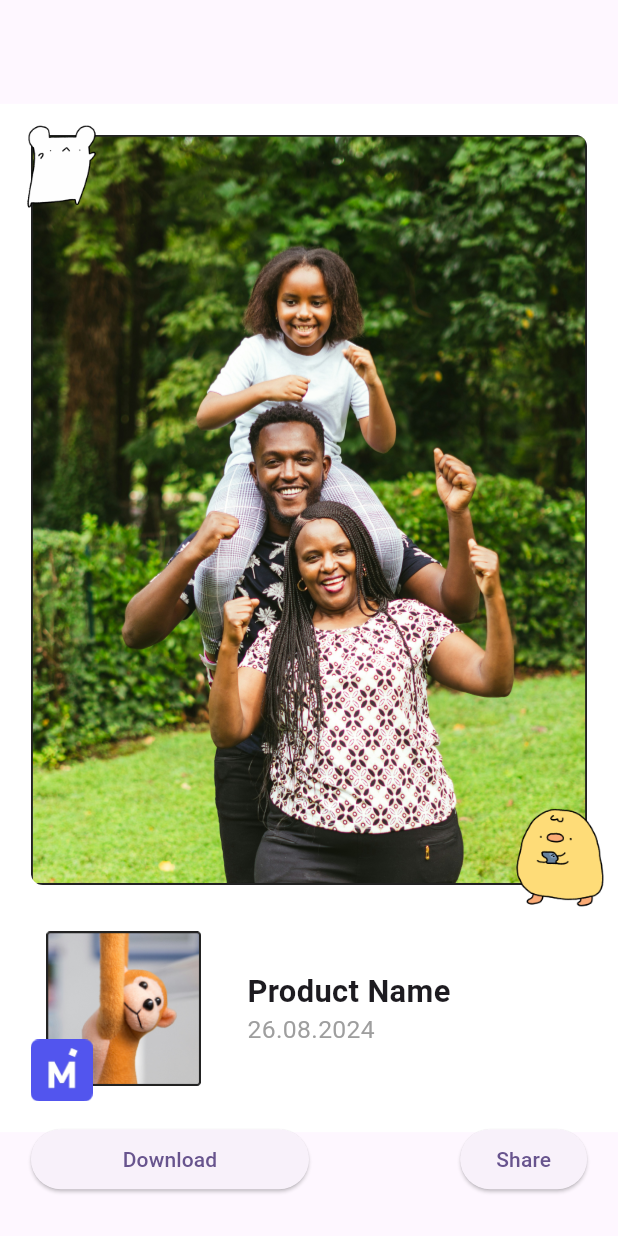
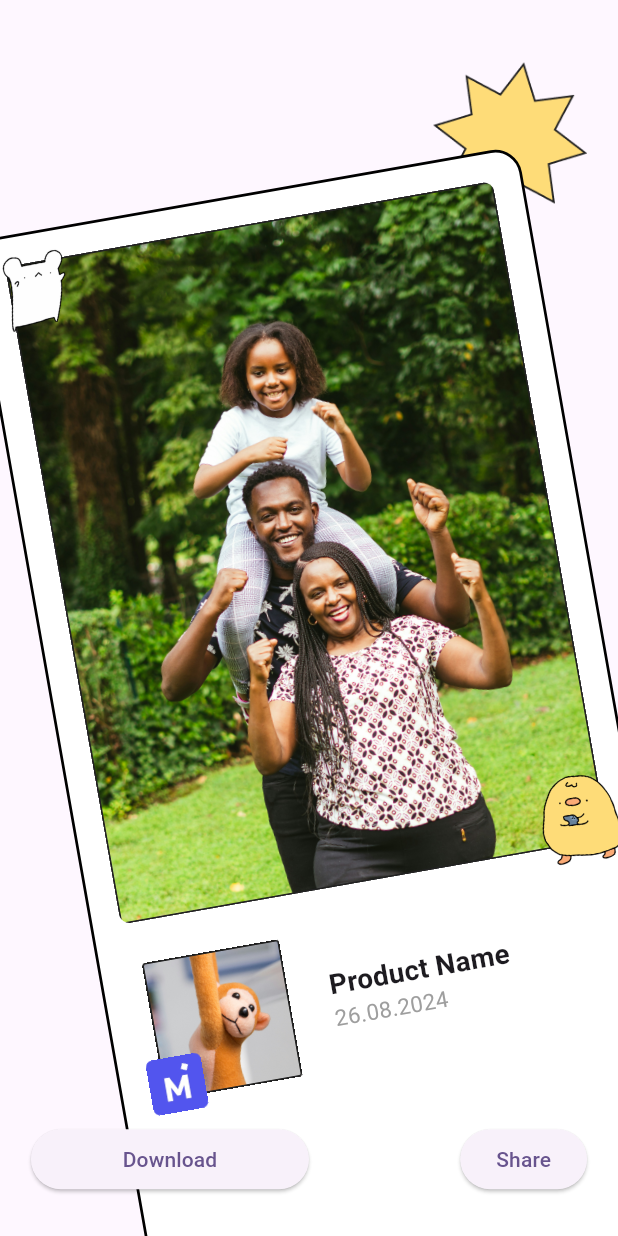
Before and after one commit to ayumiohno/flutter, a Flutter app: the SecondPage screen opened directly, on a phone screen of 412 x 824 dp. Run offline on Flutter 3.47's test engine with Material 3 defaults, Android fonts, the phone set to English and light mode, and no system bars; our stand-ins replace firebase_core, screenshot, share_plus; accounts and stored records are empty.

Commit message:
Add background

```diff
--- /dev/null
+++ b/lib/background.dart
@@ -0,0 +1,43 @@
+import 'package:flutter/material.dart';
+
+class Background extends StatelessWidget {
+  @override
+  final Widget frame;
+  Background(this.frame);
+
+  Widget build(BuildContext context) {
+    return LayoutBuilder(builder: (context, constraints) {
+      return Container(
+        child: Stack(
+          children: [
+            Positioned(
+                top: constraints.maxHeight * 0.05,
+                right: constraints.maxWidth * 0.05,
+                child: Image.asset(
+                  'assets/star.png',
+                  width: constraints.maxWidth * 0.25,
+                  height: constraints.maxWidth * 0.25,
+                  fit: BoxFit.cover,
+                )),
+            // frame,
+            Positioned(
+              top: constraints.maxHeight * 0.1,
+              left: constraints.maxWidth * 0.05,
+              child: Transform.rotate(
+                angle: -0.174533, // -10 degrees in radians
+                child: Transform.scale(
+                  scale: 0.9,
+                  child: Container(
+                    width: constraints.maxWidth,
+                    height: constraints.maxHeight,
+                    child: frame,
+                  ),
+                ),
+              ),
+            ),
+          ],
+        ),
+      );
+    });
+  }
+}
--- a/lib/frame.dart
+++ b/lib/frame.dart
@@ -6,9 +6,14 @@ class ShareFrame extends StatelessWidget {
     return LayoutBuilder(
       builder: (context, constraints) {
         double containerPadding = constraints.maxWidth * 0.05;
-        return Center(
-          child: Container(
+        return Container(
+          width: constraints.maxWidth,
+          height: constraints.maxHeight,
+          decoration: BoxDecoration(
+            border: Border.all(color: Colors.black, width: 2),
+            borderRadius: BorderRadius.circular(20),
             color: Colors.white,
+          ),
           child: Column(
             mainAxisSize: MainAxisSize.min,
             children: [
@@ -101,7 +106,6 @@ class ShareFrame extends StatelessWidget {
               ),
             ],
           ),
-          ),
         );
       },
     );
--- a/lib/second.dart
+++ b/lib/second.dart
@@ -1,8 +1,8 @@
 import 'package:flutter/material.dart';
 import 'package:share_plus/share_plus.dart';
-import 'package:flutter/services.dart';
 import 'package:new_flutter/frame.dart';
 import 'package:screenshot/screenshot.dart';
+import 'package:new_flutter/background.dart';
 
 class SecondPage extends StatefulWidget {
   const SecondPage({
@@ -24,7 +24,7 @@ class _SecondPageState extends State<SecondPage> {
         height: MediaQuery.of(context).size.height,
         child: Stack(
           children: [
-            shareFrame,
+            Background(shareFrame),
             // Download button
             Positioned(
               bottom: MediaQuery.of(context).size.height * 0.033,
--- a/pubspec.yaml
+++ b/pubspec.yaml
@@ -67,6 +67,7 @@ flutter:
      - assets/icon2.png
      - assets/product.png
      - assets/logo.png
+     - assets/star.png
   #   - images/a_dot_ham.jpeg
 
   # An image asset can refer to one or more resolution-specific "variants", see
```
Also changed, not shown: assets/star.png (added). Lines whose indentation alone changed are shown as unchanged.
